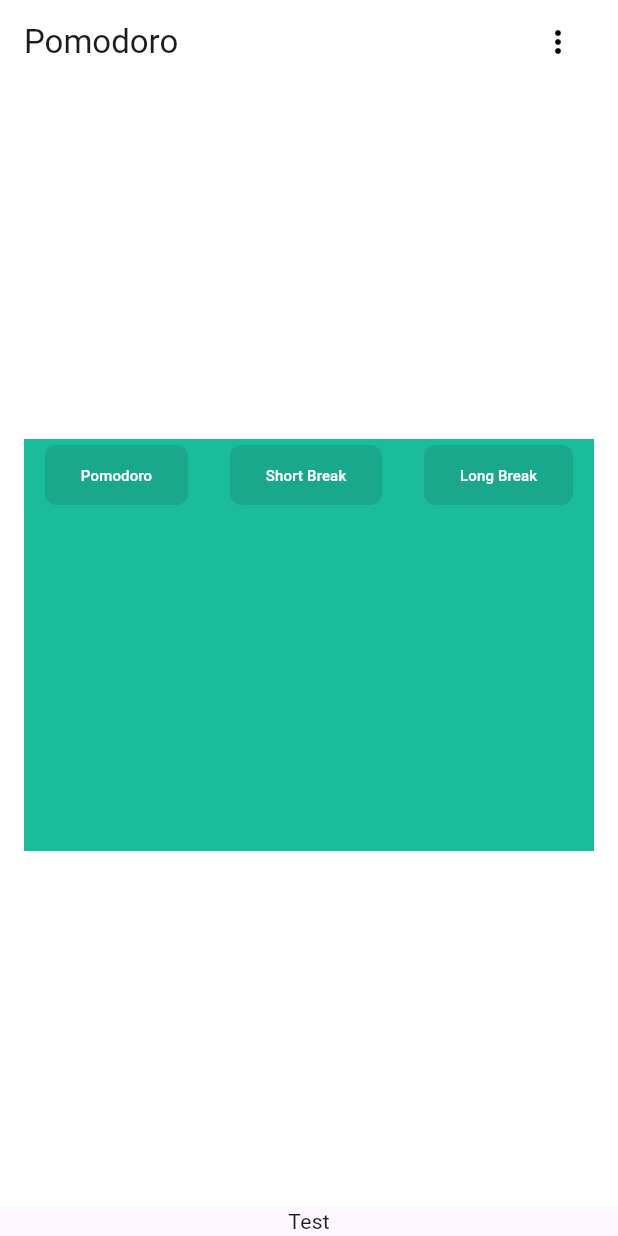
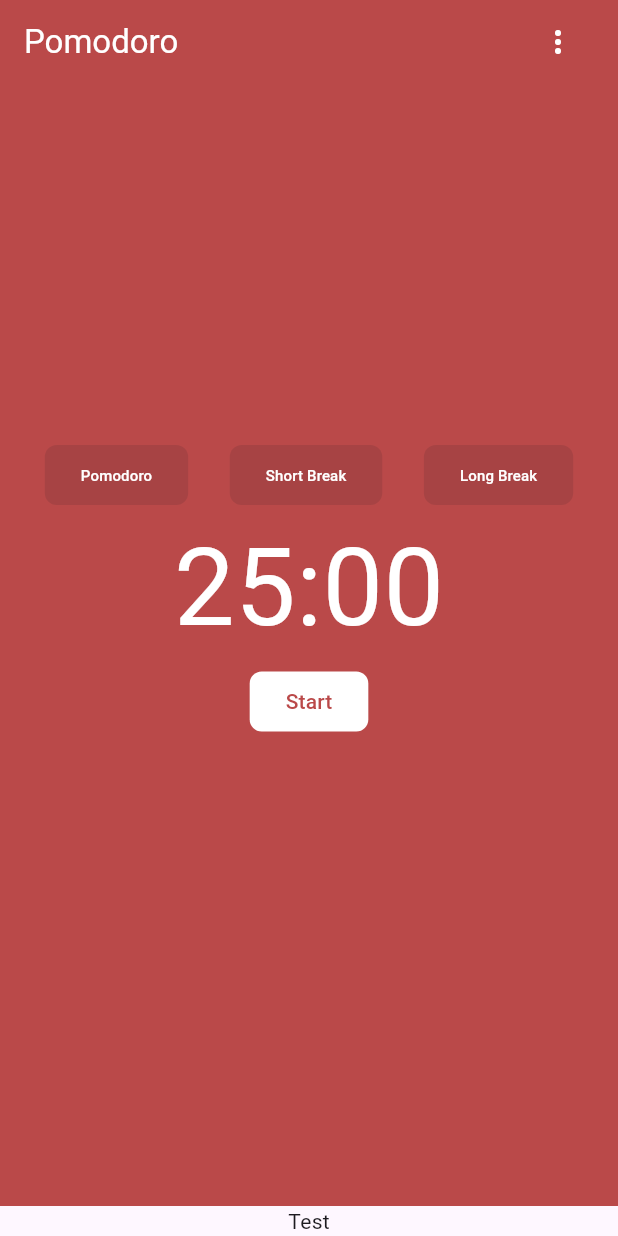
Before and after one commit to mfdpdev/pomodoro-app, a Flutter app: the screen it shows after launch, on a phone screen of 412 x 824 dp. Run offline on Flutter 3.47's test engine with Material 3 defaults, Android fonts, the phone set to English and light mode, and no system bars.

Commit message:
feat: basic view implementation

```diff
--- a/lib/main.dart
+++ b/lib/main.dart
@@ -32,29 +32,31 @@ class Home extends StatelessWidget {
     return SafeArea(
       child: Scaffold(
         appBar: AppBar(
-          backgroundColor: CustomColors.background,
+          backgroundColor: CustomColors.primary,
           title: Row(
             mainAxisAlignment: MainAxisAlignment.spaceBetween,
             children: [
               Text(
                 title,
+                style: TextStyle(
+                  color: Colors.white,
+                )
               ),
               IconButton(
-                icon: const Icon(Icons.more_vert, color: Colors.black),
+                icon: const Icon(Icons.more_vert, color: Colors.white),
                 onPressed: (){
 
                 }
               )
             ]
           ),
-          // elevation: 4.0,
         ),
         body: Column(
           children: [
             Expanded(
               child: Container(
                 width: double.infinity,
-                color: CustomColors.background,
+                color: CustomColors.primary,
                 child: Center(
                   child: Padding(
                     padding: EdgeInsets.all(16.0),
@@ -116,6 +118,30 @@ class Home extends StatelessWidget {
                                 )
                               ),
                             ]
+                          ),
+                          const Text(
+                            '25:00',
+                            style: TextStyle(
+                              fontSize: 72.0,
+                              color: Colors.white,
+                            )
+                          ),
+                          FilledButton(
+                            onPressed: null,
+                            style: ButtonStyle(
+                              backgroundColor: MaterialStateProperty.all(Colors.white),
+                              shape: MaterialStateProperty.all(
+                                RoundedRectangleBorder(
+                                  borderRadius: BorderRadius.circular(8.0)
+                                )
+                              )
+                            ),
+                            child: const Text('Start',
+                              style: TextStyle(
+                                // fontSize: 10.0,
+                                color: CustomColors.primary,
+                              )
+                            )
                           )
                         ]
                       )
--- a/lib/widgets/custom_colors.dart
+++ b/lib/widgets/custom_colors.dart
@@ -1,9 +1,13 @@
 import 'package:flutter/material.dart';
 
 class CustomColors {
-  static const Color primary = Color(0xFF1ABC9C);
-  static const Color secondary = Color(0xFF2C3E50);
-  static const Color accent = Color(0xFFE74C3C);
+  // static const Color primary = Color(0xFF1ABC9C);
+  // static const Color secondary = Color(0xFF2C3E50);
+  // static const Color accent = Color(0xFFE74C3C);
   static const Color background = Color(0xFFFFFFFF);
   static const Color text = Color(0xFF333333);
+
+  static const Color primary = Color(0xFFBA4949); // rgb(186, 73, 73)
+  static const Color secondary = Color(0xFF38858A); // rgb(56, 133, 138)
+  static const Color accent = Color(0xFF397097); // rgb(57, 112, 151)
 }
```
